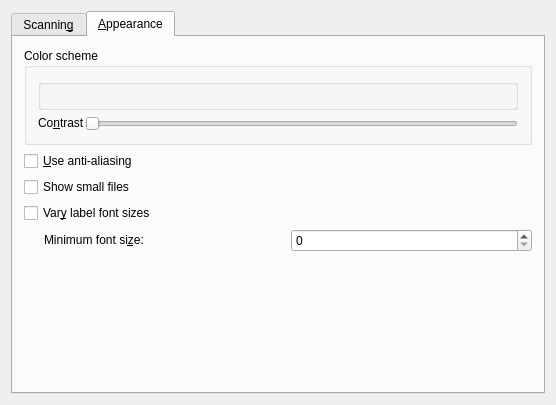
Above: src/dialog.ui from KDE/filelight before the change. Below: the same form after it.
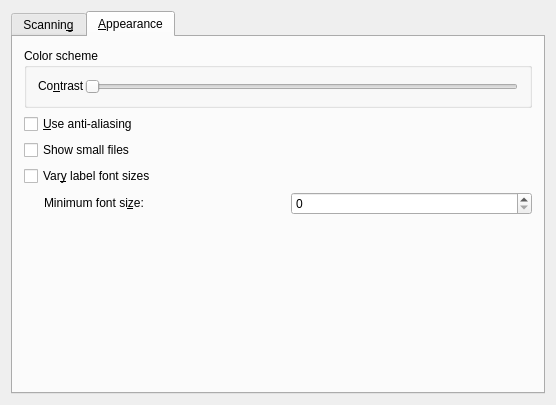
That is the form after the change. The open tabs and pages were chosen to show the change.

Commit message: do not misuse QGroupBox as a layout helper, instead use a layout directly

The edit to the form file:
```diff
--- a/src/dialog.ui
+++ b/src/dialog.ui
@@ -223,7 +223,7 @@
          </property>
          <layout class="QVBoxLayout" name="verticalLayout">
           <item>
-           <widget class="QGroupBox" name="colourSchemeGroup"/>
+           <layout class="QVBoxLayout" name="colorSchemeLayout"/>
           </item>
           <item>
            <layout class="QHBoxLayout">
```
The commit also changes 1 other file.
